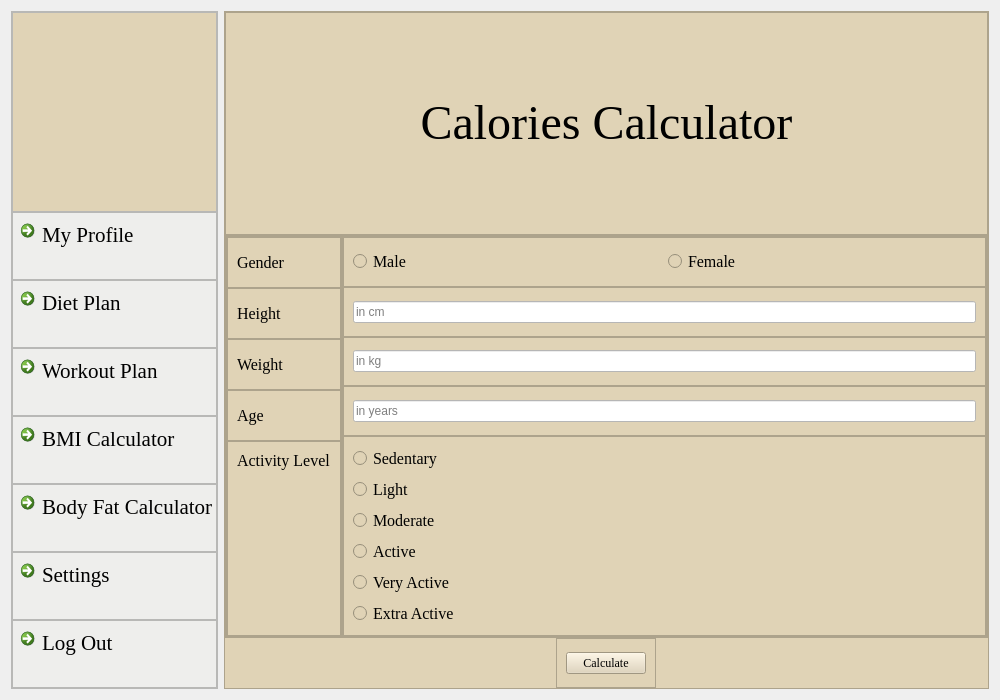
Qt form caloriecalculator.ui (skidgefries/rightmeal) before a commit.
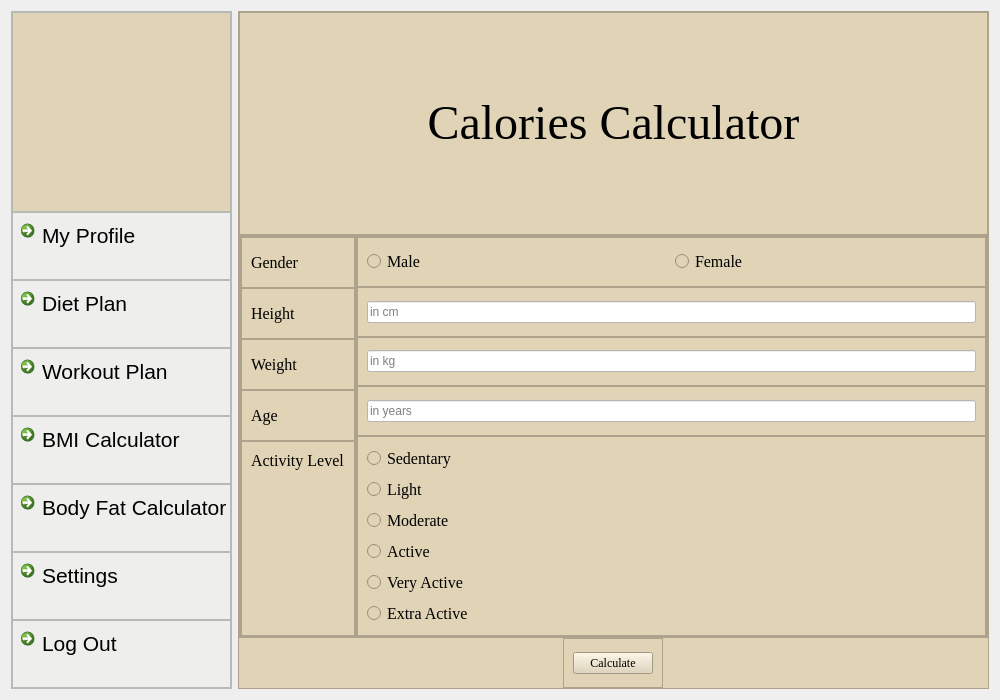
The same form after that commit. Icons and pictures are not drawn.

Patch:
```diff
--- a/caloriecalculator.ui
+++ b/caloriecalculator.ui
@@ -143,7 +143,7 @@
           <widget class="QCommandLinkButton" name="commandLinkButton_4">
            <property name="font">
             <font>
-             <family>Times New Roman</family>
+             <family>Segoe UI</family>
              <pointsize>16</pointsize>
              <bold>false</bold>
             </font>
@@ -184,7 +184,7 @@
           <widget class="QCommandLinkButton" name="commandLinkButton_9">
            <property name="font">
             <font>
-             <family>Times New Roman</family>
+             <family>Segoe UI</family>
              <pointsize>16</pointsize>
              <bold>false</bold>
             </font>
@@ -225,7 +225,7 @@
           <widget class="QCommandLinkButton" name="commandLinkButton_10">
            <property name="font">
             <font>
-             <family>Times New Roman</family>
+             <family>Segoe UI</family>
              <pointsize>16</pointsize>
              <bold>false</bold>
             </font>
@@ -266,7 +266,7 @@
           <widget class="QCommandLinkButton" name="commandLinkButton_11">
            <property name="font">
             <font>
-             <family>Times New Roman</family>
+             <family>Segoe UI</family>
              <pointsize>16</pointsize>
              <bold>false</bold>
             </font>
@@ -307,7 +307,7 @@
           <widget class="QCommandLinkButton" name="commandLinkButton_12">
            <property name="font">
             <font>
-             <family>Times New Roman</family>
+             <family>Segoe UI</family>
              <pointsize>16</pointsize>
              <bold>false</bold>
             </font>
@@ -348,7 +348,7 @@
           <widget class="QCommandLinkButton" name="commandLinkButton_13">
            <property name="font">
             <font>
-             <family>Times New Roman</family>
+             <family>Segoe UI</family>
              <pointsize>16</pointsize>
              <bold>false</bold>
             </font>
@@ -389,7 +389,7 @@
           <widget class="QCommandLinkButton" name="commandLinkButton_14">
            <property name="font">
             <font>
-             <family>Times New Roman</family>
+             <family>Segoe UI</family>
              <pointsize>16</pointsize>
              <bold>false</bold>
             </font>
```
Left out of the diff: 2 changed lines with no effect on the pictures.
